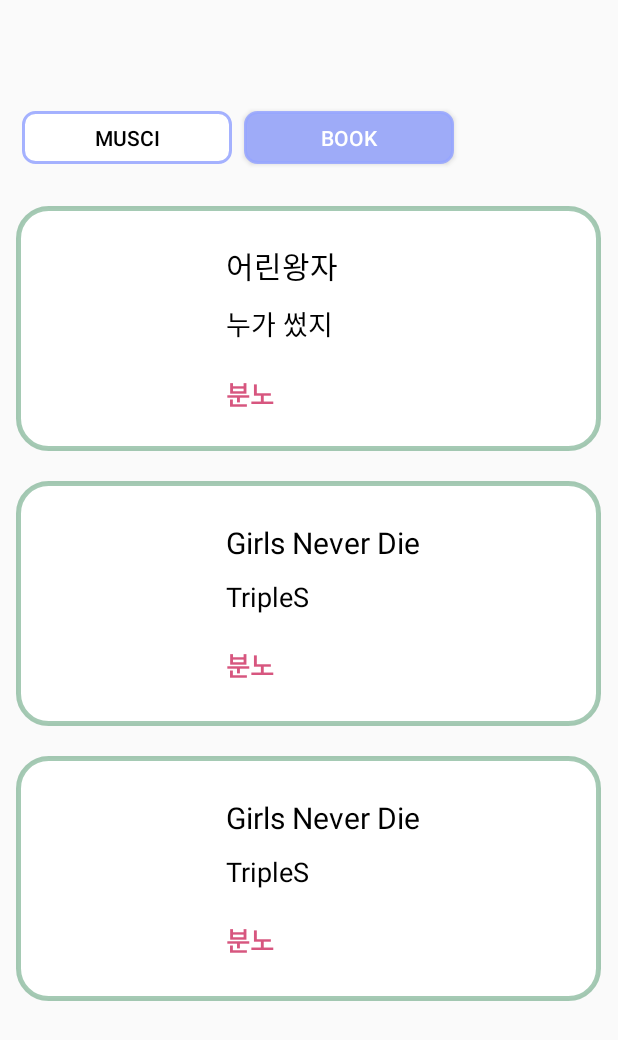
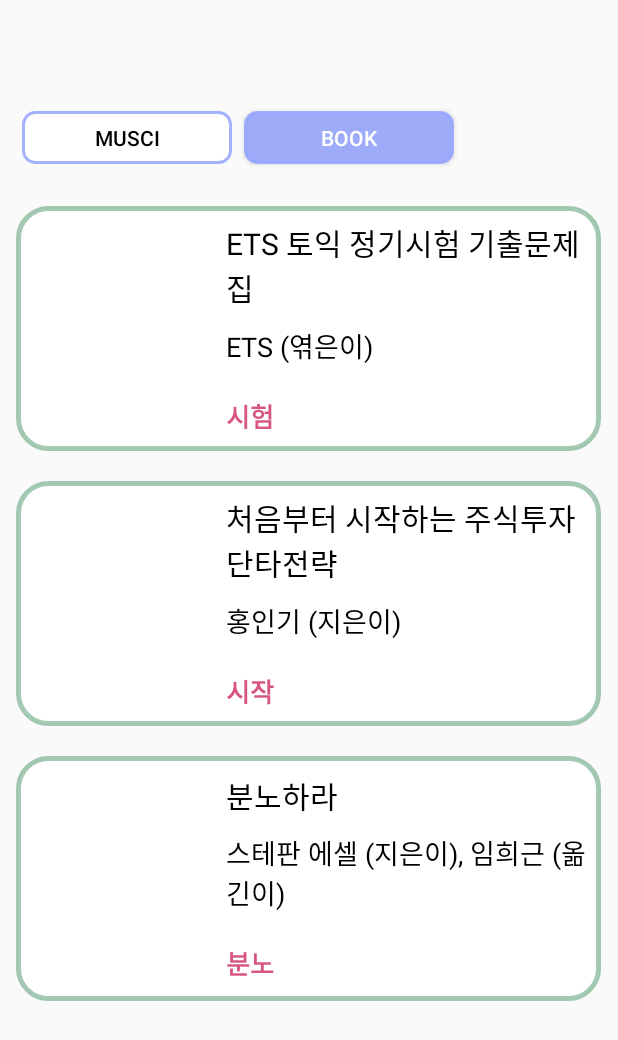
Before and after one commit to isliese/IPS_BingBong_, an Android app: the layout fragment_book_recommend.xml on its own in the app's theme, with its tools: preview values and no code run, on a phone screen of 412 x 824 dp. Shown: the top 1040 px of the screen. Run offline under Robolectric (Android 15) with nearby library versions, the phone set to English and light mode, and no system bars; network calls fail.

Commit message:
almost finish

```diff
--- a/app/build.gradle
+++ b/app/build.gradle
@@ -59,4 +59,7 @@ dependencies {
     implementation "androidx.room:room-runtime:2.6.1"
     annotationProcessor "androidx.room:room-compiler:2.6.1"
     implementation "androidx.room:room-ktx:2.6.1"
+
+    implementation 'com.github.bumptech.glide:glide:4.12.0'
+    annotationProcessor 'com.github.bumptech.glide:compiler:4.12.0'
 }
--- /dev/null
+++ b/app/src/main/java/com/example/fouryou/BookRequest.java
@@ -0,0 +1,4 @@
+package com.example.fouryou;
+
+public class BookRequest {
+}
--- a/app/src/main/java/com/example/fouryou/Forest.java
+++ b/app/src/main/java/com/example/fouryou/Forest.java
@@ -28,21 +28,21 @@ public class Forest extends Fragment {
         leaf1.setOnClickListener(new View.OnClickListener() {
             @Override
             public void onClick(View v) {
-                showDateAlert("2004-12-29");
+                showDateAlert("2024-05-22");
             }
         });
 
         leaf2.setOnClickListener(new View.OnClickListener() {
             @Override
             public void onClick(View v) {
-                showDateAlert("2004-05-07");
+                showDateAlert("2024-05-20");
             }
         });
 
         leaf3.setOnClickListener(new View.OnClickListener() {
             @Override
             public void onClick(View v) {
-                showDateAlert("2004-03-10");
+                showDateAlert("2024-05-21");
             }
         });
 
--- a/app/src/main/res/layout/fragment_book_recommend.xml
+++ b/app/src/main/res/layout/fragment_book_recommend.xml
@@ -95,17 +95,16 @@
                             android:id="@+id/book_title1"
                             android:layout_width="wrap_content"
                             android:layout_height="wrap_content"
-                            android:text="어린왕자"
+                            android:text="ETS 토익 정기시험 기출문제집"
                             android:textColor="@color/black"
                             android:textSize="20sp"
-                            android:layout_marginBottom="10dp"
-                            android:gravity="center"/>
+                            android:layout_marginBottom="10dp" />
 
                         <TextView
-                            android:id="@+id/book_singer1"
+                            android:id="@+id/book_writter1"
                             android:layout_width="wrap_content"
                             android:layout_height="wrap_content"
-                            android:text="누가 썼지"
+                            android:text="ETS (엮은이)"
                             android:textColor="@color/black"
                             android:textSize="18sp"
                             android:layout_marginBottom="20dp"/>
@@ -114,7 +113,7 @@
                             android:id="@+id/tag1"
                             android:layout_width="wrap_content"
                             android:layout_height="wrap_content"
-                            android:text="분노"
+                            android:text="시험"
                             android:textColor="#D7567F"
                             android:textStyle="bold"
                             android:textSize="17sp" />
@@ -152,16 +151,16 @@
                             android:id="@+id/book_title2"
                             android:layout_width="wrap_content"
                             android:layout_height="wrap_content"
-                            android:text="Girls Never Die"
+                            android:text="처음부터 시작하는 주식투자 단타전략"
                             android:textColor="@color/black"
                             android:textSize="20sp"
                             android:layout_marginBottom="10dp" />
 
                         <TextView
-                            android:id="@+id/book_singer2"
+                            android:id="@+id/book_writter2"
                             android:layout_width="wrap_content"
                             android:layout_height="wrap_content"
-                            android:text="TripleS"
+                            android:text="홍인기 (지은이)"
                             android:textColor="@color/black"
                             android:textSize="18sp"
                             android:layout_marginBottom="20dp"
@@ -171,7 +170,7 @@
                             android:id="@+id/tag2"
                             android:layout_width="wrap_content"
                             android:layout_height="wrap_content"
-                            android:text="분노"
+                            android:text="시작"
                             android:textColor="#D7567F"
                             android:textStyle="bold"
                             android:textSize="17sp" />
@@ -209,16 +208,16 @@
                             android:id="@+id/book_title3"
                             android:layout_width="wrap_content"
                             android:layout_height="wrap_content"
-                            android:text="Girls Never Die"
+                            android:text="분노하라"
                             android:textColor="@color/black"
                             android:textSize="20sp"
                             android:layout_marginBottom="10dp" />
 
                         <TextView
-                            android:id="@+id/book_singer3"
+                            android:id="@+id/book_writter3"
                             android:layout_width="wrap_content"
                             android:layout_height="wrap_content"
-                            android:text="TripleS"
+                            android:text="스테판 에셀 (지은이), 임희근 (옮긴이)"
                             android:textColor="@color/black"
                             android:textSize="18sp"
                             android:layout_marginBottom="20dp"/>
```
Also changed, not shown: app/src/main/java/com/example/fouryou/MyAppGlideModule.java (added, +9 -0 lines), app/src/main/java/com/example/fouryou/book_recommend.java (+103 -4 lines), app/src/main/java/com/example/fouryou/music_recommend.java (+108 -16 lines), app/src/main/java/com/example/fouryou/rec_TagRequest.java (added, +28 -0 lines), app/src/main/res/layout/fragment_music_recommend.xml (+8 -8 lines), app/src/main/java/com/example/fouryou/MusicRequest.java (added).
